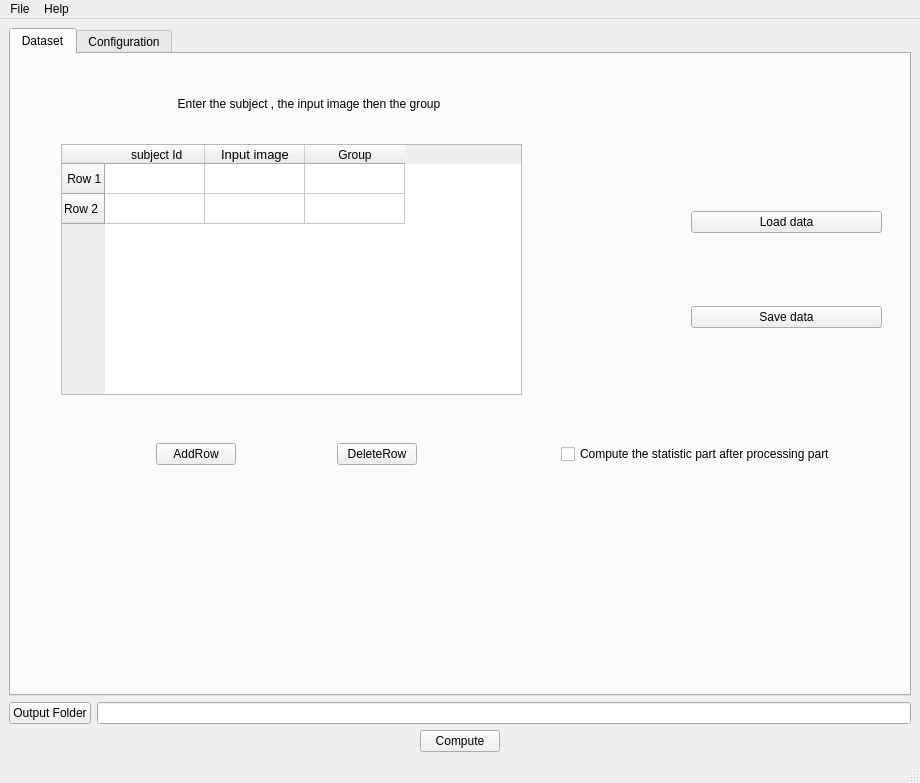
First picture: the form in Applications/RodentThickness/guicsv.ui, repository mjacquem/RodentThickness, before the edit.
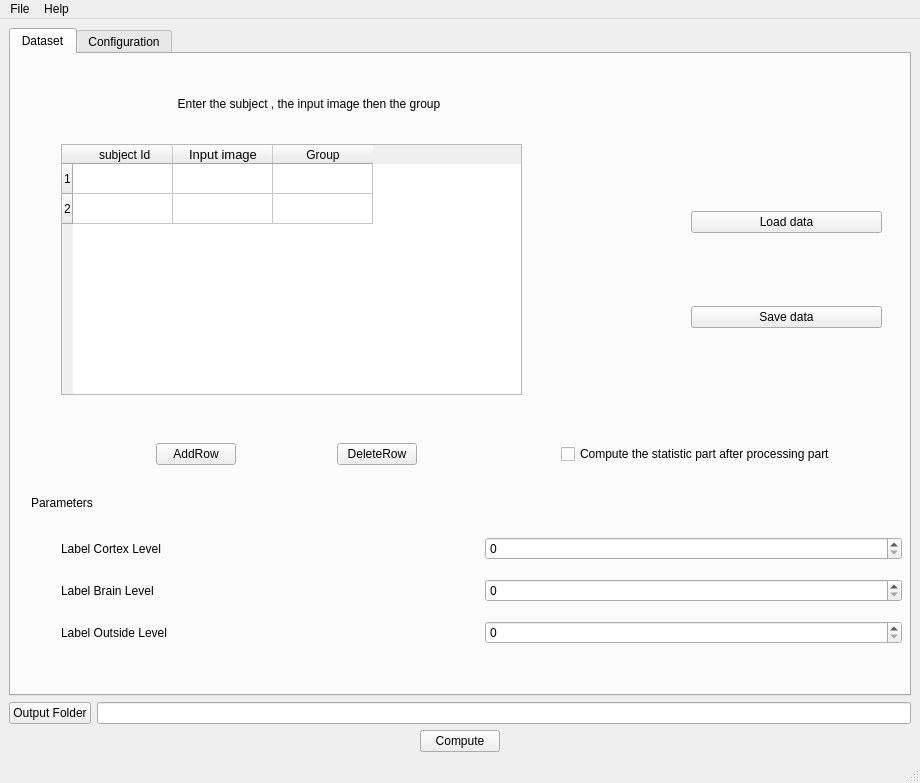
Second picture: the form after the edit. The open tabs and pages were chosen to show the change.

Commit message: ENH: Add parameters for level of the lavel map

```diff
--- a/Applications/RodentThickness/guicsv.ui
+++ b/Applications/RodentThickness/guicsv.ui
@@ -128,12 +128,12 @@
           <widget class="QTableWidget" name="tableWidget">
            <row>
             <property name="text">
-             <string> Row 1</string>
+             <string>1</string>
             </property>
            </row>
            <row>
             <property name="text">
-             <string>Row 2</string>
+             <string>2</string>
             </property>
            </row>
            <column>
@@ -244,6 +244,79 @@
          </item>
         </layout>
        </widget>
+       <widget class="QWidget" name="verticalLayoutWidget_2">
+        <property name="geometry">
+         <rect>
+          <x>50</x>
+          <y>470</y>
+          <width>841</width>
+          <height>136</height>
+         </rect>
+        </property>
+        <layout class="QVBoxLayout" name="verticalLayout_2">
+         <item>
+          <layout class="QHBoxLayout" name="horizontalLayout_3">
+           <item>
+            <widget class="QLabel" name="label_3">
+             <property name="text">
+              <string>Label Cortex Level</string>
+             </property>
+            </widget>
+           </item>
+           <item>
+            <widget class="QSpinBox" name="extractlabelspinbox"/>
+           </item>
+          </layout>
+         </item>
+         <item>
+          <layout class="QHBoxLayout" name="horizontalLayout_11">
+           <item>
+            <widget class="QLabel" name="label_5">
+             <property name="toolTip">
+              <string>Id number for the low Dirichlet boundary condition </string>
+             </property>
+             <property name="text">
+              <string>Label Brain Level</string>
+             </property>
+            </widget>
+           </item>
+           <item>
+            <widget class="QSpinBox" name="idlspinbox"/>
+           </item>
+          </layout>
+         </item>
+         <item>
+          <layout class="QHBoxLayout" name="horizontalLayout_12">
+           <item>
+            <widget class="QLabel" name="label_6">
+             <property name="toolTip">
+              <string>Id number for the high Dirichlet boundary condition </string>
+             </property>
+             <property name="text">
+              <string>Label Outside Level</string>
+             </property>
+            </widget>
+           </item>
+           <item>
+            <widget class="QSpinBox" name="idhspinbox"/>
+           </item>
+          </layout>
+         </item>
+        </layout>
+       </widget>
+       <widget class="QLabel" name="label_8">
+        <property name="geometry">
+         <rect>
+          <x>20</x>
+          <y>440</y>
+          <width>131</width>
+          <height>17</height>
+         </rect>
+        </property>
+        <property name="text">
+         <string>Parameters</string>
+        </property>
+       </widget>
       </widget>
       <widget class="QWidget" name="ConfigFile">
        <attribute name="title">
```
Left out of the diff: 2 changed lines with no effect on the pictures. The commit also changes 11 other files.
